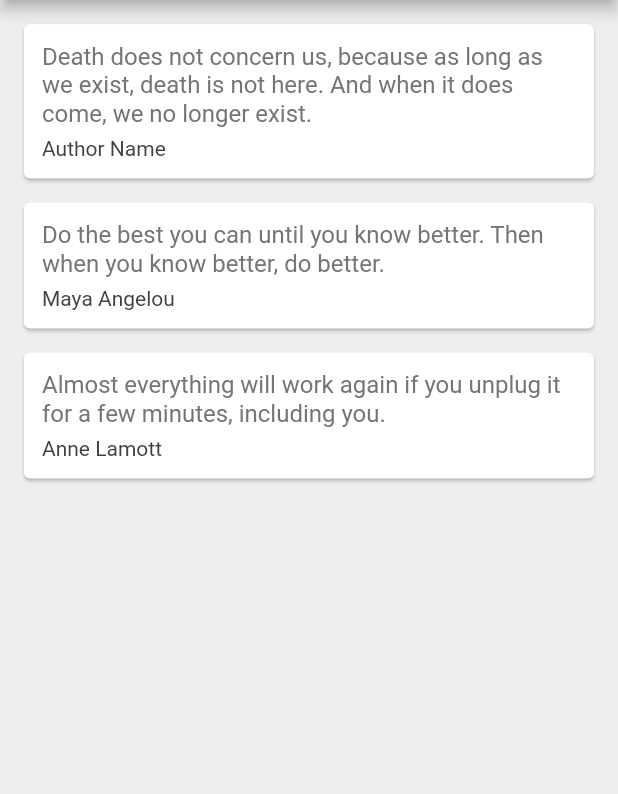
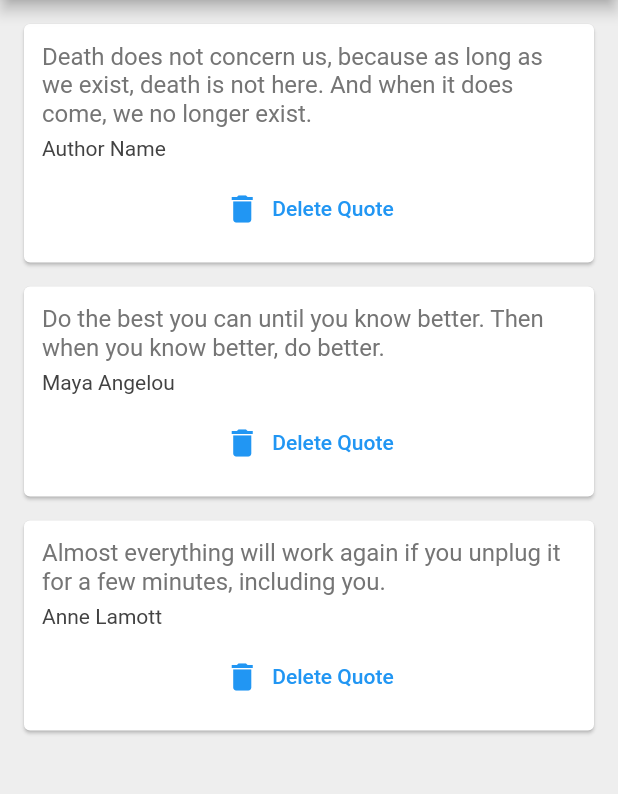
Before and after one commit to T-Pirozzini/flutter-quotes-app, a Flutter app: the screen it shows after launch, on a phone screen of 412 x 824 dp, the part 84-878 px from its top. Run offline on Flutter 3.47's test engine with Material 2 defaults, Android fonts, the phone set to English and light mode, and no system bars.

Commit message:
delete data onpress

```diff
--- a/lib/main.dart
+++ b/lib/main.dart
@@ -1,5 +1,6 @@
 import 'package:flutter/material.dart';
 import 'quote.dart';
+import 'quote_card.dart';
 
 void main() => runApp(MaterialApp(
   home: QuoteList(),
@@ -19,35 +20,6 @@ class _QuoteListState extends State<QuoteList> {
     Quote(author: 'Anne Lamott', text: "Almost everything will work again if you unplug it for a few minutes, including you."),
   ];
 
-  Widget quoteTemplate(quote){
-    return Card(
-      margin: EdgeInsets.fromLTRB(16.0, 16.0, 16.0, 0.0),
-      child: Padding(
-        padding: const EdgeInsets.all(12.0),
-        child: Column(
-          crossAxisAlignment: CrossAxisAlignment.stretch,
-          children: [
-            Text(
-              quote.text,
-              style: TextStyle(
-                fontSize: 16.0,
-                color: Colors.grey[600],
-              ),
-            ),
-            SizedBox(height: 6.0),
-            Text(
-              quote.author,
-              style: TextStyle(
-                fontSize: 14.0,
-                color: Colors.grey[800],
-              ),
-            ),
-          ],
-        ),
-      ),
-    );
-  }
-
   @override
   Widget build(BuildContext context) {
     return Scaffold(
@@ -58,7 +30,14 @@ class _QuoteListState extends State<QuoteList> {
         backgroundColor: Colors.redAccent,
       ),
       body: Column(
-        children: quotes.map((quote) => quoteTemplate(quote)).toList(),
+        children: quotes.map((quote) => QuoteCard(
+          quote: quote,
+          delete: () {
+            setState(() {
+              quotes.remove(quote);
+            });
+          }
+        )).toList(),
       ),
     );
   }
--- /dev/null
+++ b/lib/quote_card.dart
@@ -0,0 +1,45 @@
+import 'package:flutter/material.dart';
+import 'quote.dart';
+
+class QuoteCard extends StatelessWidget {
+
+  final Quote quote;
+  final Function() delete;
+  QuoteCard({ required this.quote, required this.delete });
+
+  @override
+  Widget build(BuildContext context) {
+    return Card(
+      margin: EdgeInsets.fromLTRB(16.0, 16.0, 16.0, 0.0),
+      child: Padding(
+        padding: const EdgeInsets.all(12.0),
+        child: Column(
+          crossAxisAlignment: CrossAxisAlignment.stretch,
+          children: [
+            Text(
+              quote.text,
+              style: TextStyle(
+                fontSize: 16.0,
+                color: Colors.grey[600],
+              ),
+            ),
+            SizedBox(height: 6.0),
+            Text(
+              quote.author,
+              style: TextStyle(
+                fontSize: 14.0,
+                color: Colors.grey[800],
+              ),
+            ),
+            SizedBox(height: 8.0),
+            TextButton.icon (
+              onPressed: delete,
+              label: Text('Delete Quote'),
+              icon: Icon(Icons.delete),
+            ),
+          ],
+        ),
+      ),
+    );
+  }
+}
```
